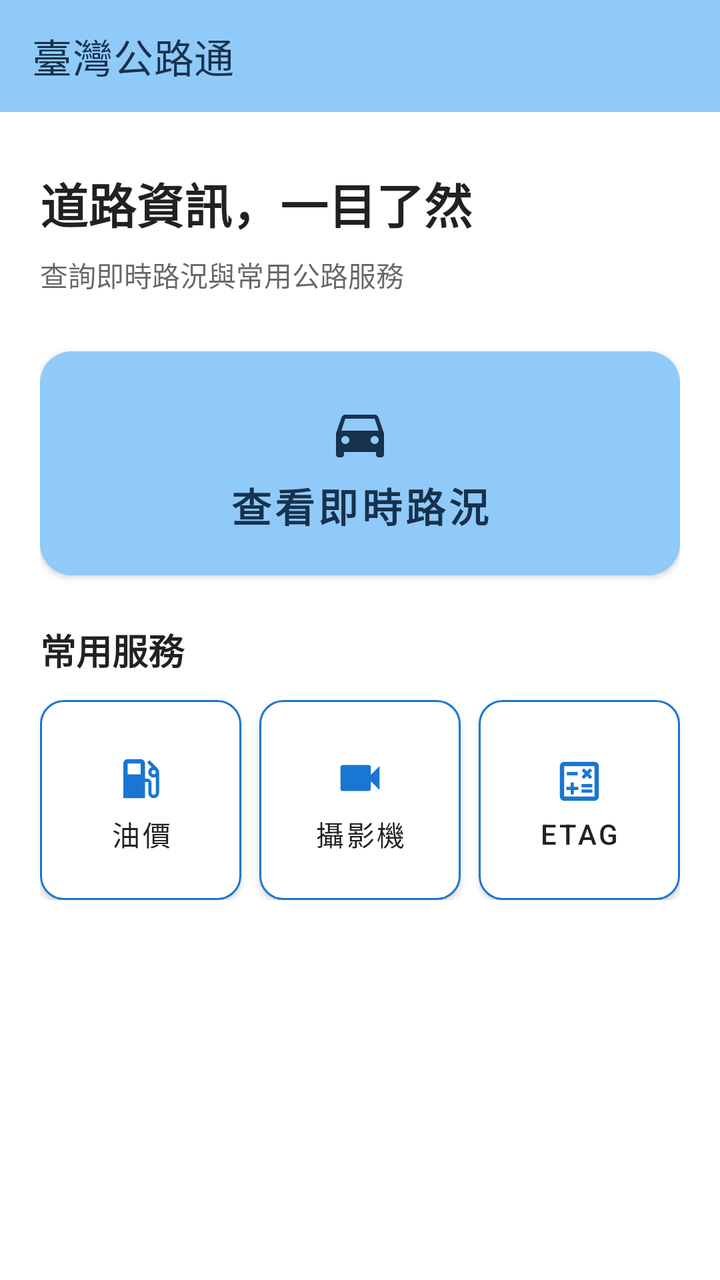
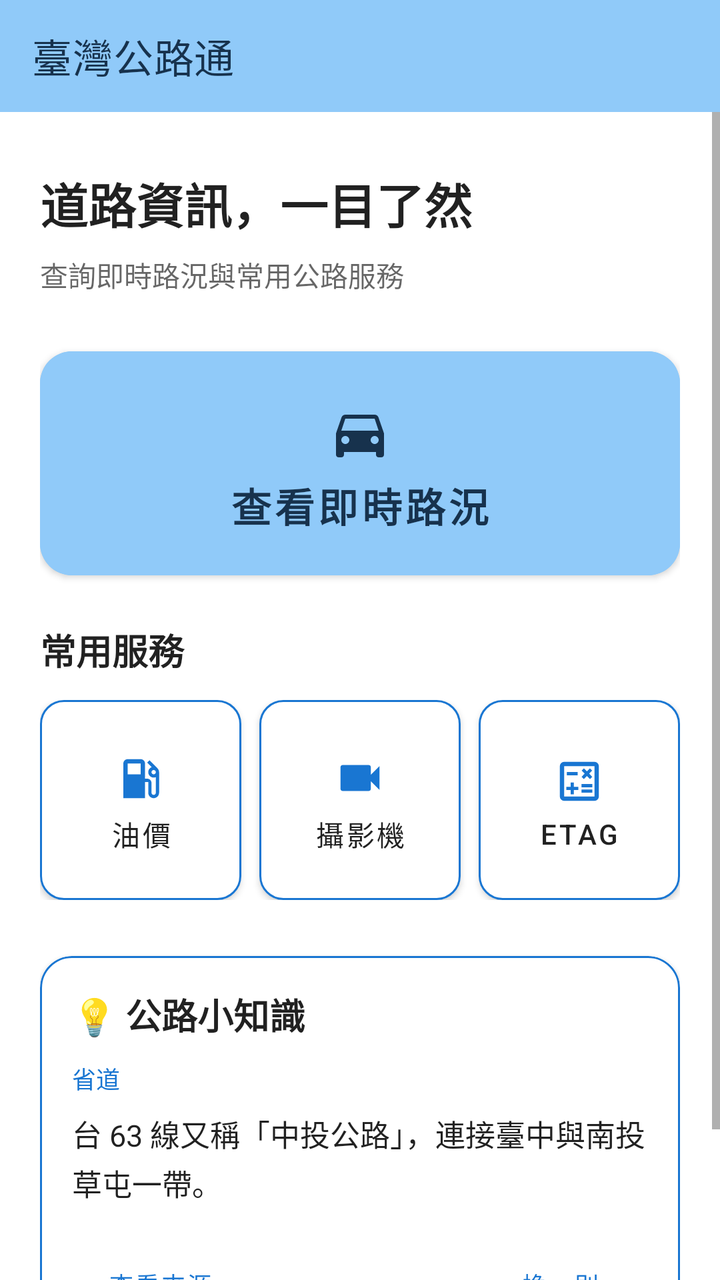

Before-and-after screenshots of an Android layout around one commit, followed by the original layout XML and the change that was made.
<!-- AndroidManifest.xml: activity theme Theme.TaiwanHighway_NoActionBar -->
<!-- res/layout/activity_main.xml -->
<?xml version="1.0" encoding="utf-8"?>
<androidx.drawerlayout.widget.DrawerLayout
    xmlns:android="http://schemas.android.com/apk/res/android"
    xmlns:app="http://schemas.android.com/apk/res-auto"
    android:id="@+id/drawer_layout"
    android:layout_width="match_parent"
    android:layout_height="match_parent">

    <LinearLayout
        android:layout_width="match_parent"
        android:layout_height="match_parent"
        android:orientation="vertical">

        <com.google.android.material.appbar.MaterialToolbar
            android:id="@+id/home_toolbar"
            android:layout_width="match_parent"
            android:layout_height="?attr/actionBarSize"
            android:background="?attr/colorPrimary"
            app:title="臺灣公路通"
            app:titleTextColor="?attr/colorOnPrimary"
            app:navigationIconTint="?attr/colorOnPrimary"/>

        <ScrollView
            xmlns:android="http://schemas.android.com/apk/res/android"
            xmlns:app="http://schemas.android.com/apk/res-auto"
            android:layout_width="match_parent"
            android:fillViewport="true"
            android:background="?android:attr/colorBackground"
            android:layout_height="0dp"
            android:layout_weight="1">

            <LinearLayout
                android:layout_width="match_parent"
                android:layout_height="wrap_content"
                android:orientation="vertical"
                android:padding="20dp">

                <TextView
                    android:layout_width="match_parent"
                    android:layout_height="wrap_content"
                    android:text="道路資訊，一目了然"
                    android:textSize="24sp"
                    android:textStyle="bold"
                    android:textColor="?android:attr/textColorPrimary"
                    android:layout_marginTop="8dp" />

                <TextView
                    android:layout_width="match_parent"
                    android:layout_height="wrap_content"
                    android:text="查詢即時路況與常用公路服務"
                    android:textSize="14sp"
                    android:textColor="?android:attr/textColorSecondary"
                    android:layout_marginTop="8dp"
                    android:layout_marginBottom="28dp" />

                <com.google.android.material.button.MaterialButton
                    android:id="@+id/btn_freeway"
                    android:layout_width="match_parent"
                    android:layout_height="112dp"
                    android:layout_marginBottom="24dp"
                    android:text="查看即時路況"
                    android:textSize="20sp"
                    android:textStyle="bold"
                    android:textColor="?attr/colorOnPrimary"
                    android:backgroundTint="?attr/colorPrimary"
                    android:insetTop="0dp"
                    android:insetBottom="0dp"
                    app:cornerRadius="16dp"
                    app:icon="@drawable/ic_traffic"
                    app:iconGravity="textTop"
                    app:iconSize="32dp"
                    app:iconPadding="10dp"
                    app:iconTint="?attr/colorOnPrimary" />

                <TextView
                    android:layout_width="match_parent"
                    android:layout_height="wrap_content"
                    android:text="常用服務"
                    android:textSize="18sp"
                    android:textStyle="bold"
                    android:textColor="?android:attr/textColorPrimary"
                    android:layout_marginBottom="12dp" />

                <LinearLayout
                    android:layout_width="match_parent"
                    android:layout_height="wrap_content"
                    android:orientation="horizontal"
                    android:gravity="center"
                    android:layout_marginBottom="28dp">


                    <com.google.android.material.button.MaterialButton
                        android:id="@+id/btn_oil"
                        android:layout_width="0dp"
                        android:layout_height="100dp"
                        android:layout_weight="1"
                        android:layout_marginEnd="6dp"
                        android:text="油價"
                        android:textSize="14sp"
                        android:textColor="?android:attr/textColorPrimary"
                        android:gravity="center"
                        android:backgroundTint="?attr/colorSurface"
                        android:insetTop="0dp"
                        android:insetBottom="0dp"
                        app:cornerRadius="12dp"
                        app:strokeWidth="1dp"
                        app:icon="@drawable/ic_fuel"
                        app:iconGravity="textTop"
                        app:iconSize="26dp"
                        app:iconPadding="8dp"
                        app:iconTint="@color/home_secondary_accent"
                        app:strokeColor="@color/home_secondary_accent"/>

                    <com.google.android.material.button.MaterialButton
                        android:id="@+id/btn_camera"
                        android:layout_width="0dp"
                        android:layout_height="100dp"
                        android:layout_weight="1"
                        android:layout_marginStart="3dp"
                        android:layout_marginEnd="3dp"
                        android:text="攝影機"
                        android:textSize="14sp"
                        android:textColor="?android:attr/textColorPrimary"
                        android:gravity="center"
                        android:backgroundTint="?attr/colorSurface"
                        android:insetTop="0dp"
                        android:insetBottom="0dp"
                        app:cornerRadius="12dp"
                        app:strokeWidth="1dp"
                        app:icon="@drawable/ic_camera"
                        app:iconGravity="textTop"
                        app:iconSize="26dp"
                        app:iconPadding="8dp"
                        app:iconTint="@color/home_secondary_accent"
                        app:strokeColor="@color/home_secondary_accent"/>

                    <com.google.android.material.button.MaterialButton
                        android:id="@+id/btn_etag"
                        android:layout_width="0dp"
                        android:layout_height="100dp"
                        android:layout_weight="1"
                        android:layout_marginStart="6dp"
                        android:text="eTag"
                        android:textSize="14sp"
                        android:textColor="?android:attr/textColorPrimary"
                        android:gravity="center"
                        android:backgroundTint="?attr/colorSurface"
                        android:insetTop="0dp"
                        android:insetBottom="0dp"
                        app:cornerRadius="12dp"
                        app:strokeWidth="1dp"
                        app:icon="@drawable/ic_etag"
                        app:iconGravity="textTop"
                        app:iconSize="26dp"
                        app:iconPadding="8dp"
                        app:iconTint="@color/home_secondary_accent"
                        app:strokeColor="@color/home_secondary_accent"/>


                </LinearLayout>

                
                <LinearLayout
                    android:id="@+id/classic_section"
                    android:layout_width="match_parent"
                    android:layout_height="wrap_content"
                    android:orientation="vertical"
                    android:visibility="gone">

                    <TextView
                        android:layout_width="match_parent"
                        android:layout_height="wrap_content"
                        android:text="經典功能"
                        android:textSize="18sp"
                        android:textStyle="bold"
                        android:textColor="?android:attr/textColorPrimary"
                        android:layout_marginBottom="8dp" />

                    <Button
                        android:id="@+id/btn_oldroad"
                        android:layout_width="match_parent"
                        android:layout_height="wrap_content"
                        android:text="舊版路況"
                        android:textSize="14sp"
                        style="@style/Widget.MaterialComponents.Button.OutlinedButton"
                        android:textColor="@color/home_secondary_accent" />

                </LinearLayout>

            </LinearLayout>

        </ScrollView>

    </LinearLayout>

    <com.google.android.material.navigation.NavigationView
        android:id="@+id/navigation_view"
        android:layout_width="wrap_content"
        android:layout_height="match_parent"
        android:layout_gravity="start"
        app:menu="@menu/drawer_menu"
        app:headerLayout="@layout/nav_header"/>

</androidx.drawerlayout.widget.DrawerLayout>
<!-- res/layout/nav_header.xml (included above) -->
<?xml version="1.0" encoding="utf-8"?>
<LinearLayout
    xmlns:android="http://schemas.android.com/apk/res/android"
    android:layout_width="match_parent"
    android:layout_height="wrap_content"
    android:orientation="vertical"
    android:gravity="center_vertical"
    android:padding="20dp"
    android:minHeight="112dp"
    android:background="?attr/colorPrimary">

    <TextView
        android:layout_width="match_parent"
        android:layout_height="wrap_content"
        android:text="臺灣公路通"
        android:textSize="22sp"
        android:textStyle="bold"
        android:textColor="?attr/colorOnPrimary" />

    <TextView
        android:layout_width="match_parent"
        android:layout_height="wrap_content"
        android:layout_marginTop="4dp"
        android:text="Taiwan Highway"
        android:textSize="13sp"
        android:textColor="?attr/colorOnPrimary" />

</LinearLayout>
<!-- resources referenced by this layout -->
<resources>
  <color name="home_secondary_accent">#1976D2</color>
  <!-- drawable ic_camera (drawable) -->
  <vector xmlns:android="http://schemas.android.com/apk/res/android" android:height="24dp" android:tint="#000000" android:viewportHeight="24" android:viewportWidth="24" android:width="24dp">
        
      <path android:fillColor="@android:color/white" android:pathData="M17,10.5V7c0,-0.55 -0.45,-1 -1,-1H4c-0.55,0 -1,0.45 -1,1v10c0,0.55 0.45,1 1,1h12c0.55,0 1,-0.45 1,-1v-3.5l4,4v-11l-4,4z"/>
      
  </vector>
  <!-- drawable ic_etag (drawable) -->
  <vector xmlns:android="http://schemas.android.com/apk/res/android" android:height="24dp" android:tint="#000000" android:viewportHeight="960" android:viewportWidth="960" android:width="24dp">
        
      <path android:fillColor="@android:color/white" android:pathData="M320,720L380,720L380,640L460,640L460,580L380,580L380,500L320,500L320,580L240,580L240,640L320,640L320,720ZM520,690L720,690L720,630L520,630L520,690ZM520,590L720,590L720,530L520,530L520,590ZM564,438L620,382L676,438L718,396L662,338L718,282L676,240L620,296L564,240L522,282L578,338L522,396L564,438ZM250,368L450,368L450,308L250,308L250,368ZM200,840Q167,840 143.5,816.5Q120,793 120,760L120,200Q120,167 143.5,143.5Q167,120 200,120L760,120Q793,120 816.5,143.5Q840,167 840,200L840,760Q840,793 816.5,816.5Q793,840 760,840L200,840ZM200,760L760,760Q760,760 760,760Q760,760 760,760L760,200Q760,200 760,200Q760,200 760,200L200,200Q200,200 200,200Q200,200 200,200L200,760Q200,760 200,760Q200,760 200,760ZM200,200L200,200Q200,200 200,200Q200,200 200,200L200,760Q200,760 200,760Q200,760 200,760L200,760Q200,760 200,760Q200,760 200,760L200,200Q200,200 200,200Q200,200 200,200Z"/>
      
  </vector>
  <!-- drawable ic_fuel (drawable) -->
  <vector xmlns:android="http://schemas.android.com/apk/res/android" android:height="24dp" android:tint="#000000" android:viewportHeight="24" android:viewportWidth="24" android:width="24dp">
        
      <path android:fillColor="@android:color/white" android:pathData="M19.77,7.23l0.01,-0.01 -3.72,-3.72L15,4.56l2.11,2.11c-0.94,0.36 -1.61,1.26 -1.61,2.33 0,1.38 1.12,2.5 2.5,2.5 0.36,0 0.69,-0.08 1,-0.21v7.21c0,0.55 -0.45,1 -1,1s-1,-0.45 -1,-1L17,14c0,-1.1 -0.9,-2 -2,-2h-1L14,5c0,-1.1 -0.9,-2 -2,-2L6,3c-1.1,0 -2,0.9 -2,2v16h10v-7.5h1.5v5c0,1.38 1.12,2.5 2.5,2.5s2.5,-1.12 2.5,-2.5L20.5,9c0,-0.69 -0.28,-1.32 -0.73,-1.77zM12,10L6,10L6,5h6v5zM18,10c-0.55,0 -1,-0.45 -1,-1s0.45,-1 1,-1 1,0.45 1,1 -0.45,1 -1,1z"/>
      
  </vector>
  <!-- drawable ic_traffic (drawable) -->
  <vector xmlns:android="http://schemas.android.com/apk/res/android" android:height="24dp" android:tint="#000000" android:viewportHeight="24" android:viewportWidth="24" android:width="24dp">
        
      <path android:fillColor="@android:color/white" android:pathData="M18.92,6.01C18.72,5.42 18.16,5 17.5,5h-11c-0.66,0 -1.21,0.42 -1.42,1.01L3,12v8c0,0.55 0.45,1 1,1h1c0.55,0 1,-0.45 1,-1v-1h12v1c0,0.55 0.45,1 1,1h1c0.55,0 1,-0.45 1,-1v-8l-2.08,-5.99zM6.5,16c-0.83,0 -1.5,-0.67 -1.5,-1.5S5.67,13 6.5,13s1.5,0.67 1.5,1.5S7.33,16 6.5,16zM17.5,16c-0.83,0 -1.5,-0.67 -1.5,-1.5s0.67,-1.5 1.5,-1.5 1.5,0.67 1.5,1.5 -0.67,1.5 -1.5,1.5zM5,11l1.5,-4.5h11L19,11L5,11z"/>
      
  </vector>
  <style name="Theme.TaiwanHighway_NoActionBar" parent="Theme.MaterialComponents.DayNight.NoActionBar">
          <item name="colorPrimary">#90CAF9</item>
          <item name="colorPrimaryVariant">#90CAF9</item>
          <item name="colorOnPrimary">#17324D</item>
          
          <item name="colorSecondary">@color/teal_200</item>
          <item name="colorSecondaryVariant">@color/teal_700</item>
          <item name="colorOnSecondary">@color/black</item>
          
          <item name="android:statusBarColor" tools:targetApi="l">?attr/colorPrimaryVariant</item>
          
  
      </style>
  <color name="teal_200">#FF03DAC5</color>
  <color name="teal_700">#FF018786</color>
  <color name="black">#FF000000</color>
</resources>

<!-- the commit's change to res/layout/activity_main.xml (unified diff, before → after) -->
@@ -160,6 +160,87 @@
                 </LinearLayout>
 
                 
+                <com.google.android.material.card.MaterialCardView
+                    android:id="@+id/card_road_fact"
+                    android:layout_width="match_parent"
+                    android:layout_height="wrap_content"
+                    android:layout_marginBottom="24dp"
+                    app:cardCornerRadius="16dp"
+                    app:cardElevation="1dp"
+                    app:cardBackgroundColor="?attr/colorSurface"
+                    app:strokeColor="@color/home_secondary_accent"
+                    app:strokeWidth="1dp">
+
+                    <LinearLayout
+                        android:layout_width="match_parent"
+                        android:layout_height="wrap_content"
+                        android:orientation="vertical"
+                        android:padding="16dp">
+
+                        <TextView
+                            android:layout_width="match_parent"
+                            android:layout_height="wrap_content"
+                            android:text="💡 公路小知識"
+                            android:textSize="18sp"
+                            android:textStyle="bold"
+                            android:textColor="?android:attr/textColorPrimary" />
+
+                        <TextView
+                            android:id="@+id/tv_road_fact_category"
+                            android:layout_width="match_parent"
+                            android:layout_height="wrap_content"
+                            android:layout_marginTop="10dp"
+                            android:text="省道"
+                            android:textSize="12sp"
+                            android:textColor="@color/home_secondary_accent" />
+
+                        <TextView
+                            android:id="@+id/tv_road_fact_text"
+                            android:layout_width="match_parent"
+                            android:layout_height="wrap_content"
+                            android:layout_marginTop="8dp"
+                            android:text="台 63 線又稱「中投公路」，連接臺中與南投草屯一帶。"
+                            android:textSize="15sp"
+                            android:lineSpacingExtra="3dp"
+                            android:textColor="?android:attr/textColorPrimary" />
+
+                        <LinearLayout
+                            android:layout_width="match_parent"
+                            android:layout_height="wrap_content"
+                            android:layout_marginTop="16dp"
+                            android:orientation="horizontal"
+                            android:gravity="center_vertical">
+
+                            <com.google.android.material.button.MaterialButton
+                                android:id="@+id/btn_road_fact_source"
+                                style="@style/Widget.MaterialComponents.Button.TextButton"
+                                android:layout_width="wrap_content"
+                                android:layout_height="wrap_content"
+                                android:text="查看來源"
+                                android:textSize="12sp"
+                                android:textColor="@color/home_secondary_accent" />
+
+                            <Space
+                                android:layout_width="0dp"
+                                android:layout_height="1dp"
+                                android:layout_weight="1" />
+
+                            <com.google.android.material.button.MaterialButton
+                                android:id="@+id/btn_road_fact_next"
+                                style="@style/Widget.MaterialComponents.Button.TextButton"
+                                android:layout_width="wrap_content"
+                                android:layout_height="wrap_content"
+                                android:text="換一則"
+                                android:textSize="12sp"
+                                android:textColor="@color/home_secondary_accent" />
+
+                        </LinearLayout>
+
+                    </LinearLayout>
+
+                </com.google.android.material.card.MaterialCardView>
+
+                
                 <LinearLayout
                     android:id="@+id/classic_section"
                     android:layout_width="match_parent"
